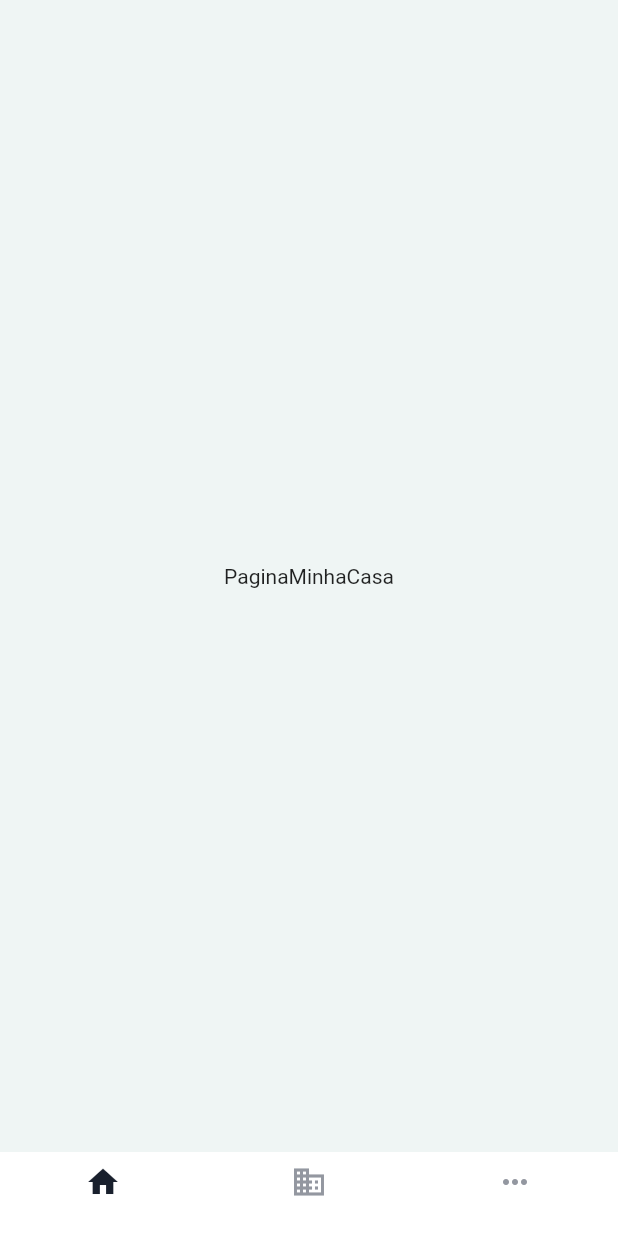
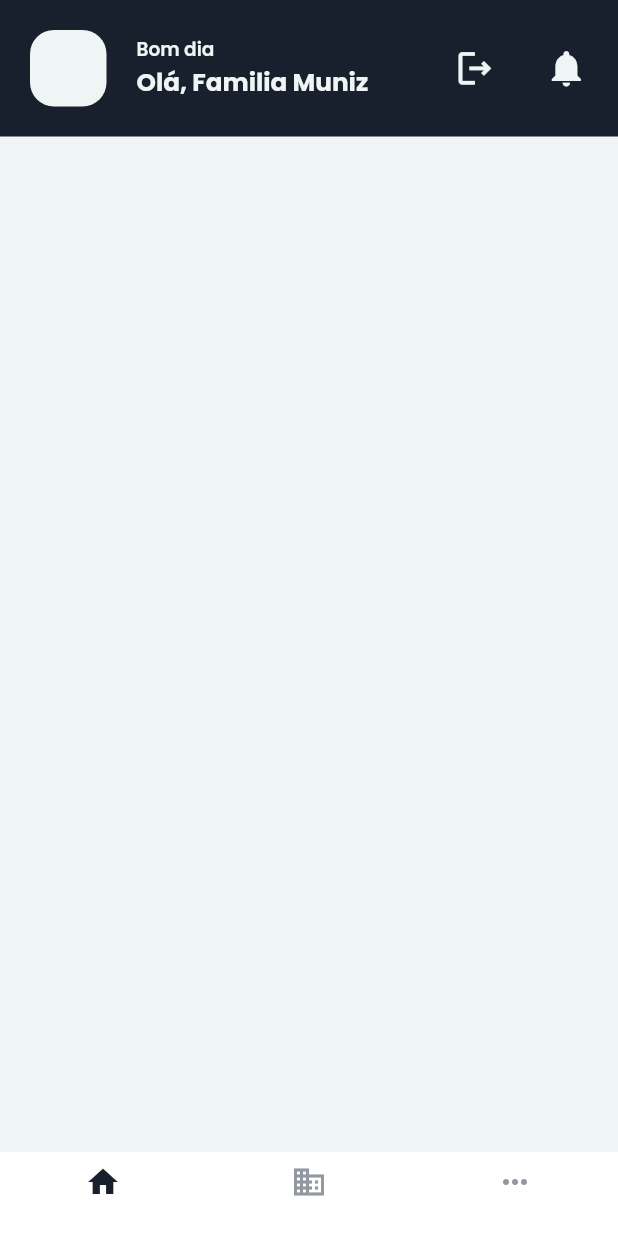
Before and after one commit to ricardocunhacoelho/soares_administradora_condominios, a Flutter app: the screen it shows after launch, on a phone screen of 412 x 824 dp. Run offline on Flutter 3.47's test engine with Material 2 defaults, Android fonts, the phone set to English and light mode, and no system bars; our stand-ins replace google_fonts.

Commit message:
:sparkles: add style in header off myhouse page
header style only, no features

```diff
--- a/lib/main.dart
+++ b/lib/main.dart
@@ -1,7 +1,7 @@
 import 'package:flutter/material.dart';
 import 'package:provider/provider.dart';
 
-import 'package:soares_administradora_condominios/pagina_principal/pagina.principal.dart';
+import 'package:soares_administradora_condominios/main_page/main.page.dart';
 
 void main() {
   runApp(const MyApp());
@@ -14,7 +14,7 @@ class MyApp extends StatelessWidget {
         return MaterialApp(
         debugShowCheckedModeBanner: false,
         routes: <String, WidgetBuilder>{
-          '/': (_) => const PaginaPrincipal(),
+          '/': (_) => const MainPage(),
         },
         title: 'Soares Administradora de Condomínios',
       );
--- a/lib/pagina_principal/bottomtabbar.pagina.principal.dart
+++ b/lib/main_page/bottomtabbar.main.page.dart
@@ -2,18 +2,18 @@ import 'package:flutter/material.dart';
 import '../../app.style.dart';
 import '../../size.config.dart';
 
-class BottomTabBarLista extends StatefulWidget {
+class BottomTabBarList extends StatefulWidget {
   final Function onChange;
   final int indexSelecionado;
 
-  const BottomTabBarLista(
+  const BottomTabBarList(
       {super.key, required this.onChange, required this.indexSelecionado});
 
   @override
-  State<BottomTabBarLista> createState() => _BottomTabBarListState();
+  State<BottomTabBarList> createState() => _BottomTabBarListState();
 }
 
-class _BottomTabBarListState extends State<BottomTabBarLista> {
+class _BottomTabBarListState extends State<BottomTabBarList> {
   @override
   Widget build(BuildContext context) {
     return BottomNavigationBar(
--- a/lib/pagina_principal/pagina.principal.dart
+++ b/lib/main_page/main.page.dart
@@ -1,20 +1,21 @@
 import 'package:flutter/material.dart';
+import 'package:soares_administradora_condominios/myhouse_page/pages/myhouse.page.dart';
 
 import '../app.style.dart';
 import '../size.config.dart';
-import 'post.frame.pagina.principal.dart';
+import 'post.frame.main.page.dart';
 
-import 'package:soares_administradora_condominios/pagina_principal/bottomtabbar.pagina.principal.dart';
+import 'package:soares_administradora_condominios/main_page/bottomtabbar.main.page.dart';
 
-class PaginaPrincipal extends StatefulWidget {
-  const PaginaPrincipal({super.key});
+class MainPage extends StatefulWidget {
+  const MainPage({super.key});
 
   @override
-  State<PaginaPrincipal> createState() => _PaginaPrincipalState();
+  State<MainPage> createState() => _MainPageState();
 }
 
-class _PaginaPrincipalState extends State<PaginaPrincipal>
-    with CompleteStateMixinPaginaPrincipal {
+class _MainPageState extends State<MainPage>
+    with CompleteStateMixinMainPage {
   @override
   void completeState() {}
 
@@ -27,10 +28,10 @@ class _PaginaPrincipalState extends State<PaginaPrincipal>
   }
 
   late final screens = [
-    // const PaginaMinhaCasa(),
+    const MyHouse(),
     // const PaginaCondominio(),
     // const PaginaMais(),
-    Center(child: Text('PaginaMinhaCasa')),
+    // Center(child: Text('PaginaMinhaCasa')),
     Center(child: Text('PaginaCondominio')),
     Center(child: Text('PaginaMais')),
   ];
@@ -42,7 +43,7 @@ class _PaginaPrincipalState extends State<PaginaPrincipal>
     return Scaffold(
         backgroundColor: kLightWhite,
         body: IndexedStack(index: _indexSelecionado, children: screens),
-        bottomNavigationBar: BottomTabBarLista(
+        bottomNavigationBar: BottomTabBarList(
           onChange: _click,
           indexSelecionado: _indexSelecionado,
         ));
--- a/lib/pagina_principal/post.frame.pagina.principal.dart
+++ b/lib/main_page/post.frame.main.page.dart
@@ -1,7 +1,7 @@
 import 'package:flutter/material.dart';
 import 'package:provider/provider.dart';
 
-mixin CompleteStateMixinPaginaPrincipal<T extends StatefulWidget> on State<T> {
+mixin CompleteStateMixinMainPage<T extends StatefulWidget> on State<T> {
   void completeState();
 
   @override
--- /dev/null
+++ b/lib/myhouse_page/components/header.myhouse.component.dart
@@ -0,0 +1,81 @@
+import 'package:flutter/material.dart';
+
+import '../../app.style.dart';
+import '../../size.config.dart';
+
+class HeaderMyHouse extends StatefulWidget {
+  const HeaderMyHouse({super.key});
+
+  @override
+  State<HeaderMyHouse> createState() => _HeaderMyHouseState();
+}
+
+class _HeaderMyHouseState extends State<HeaderMyHouse> {
+  @override
+  Widget build(BuildContext context) {
+    return Container(
+      color: kDarkBlue,
+      padding: const EdgeInsets.all(20),
+      child: Row(
+        mainAxisAlignment: MainAxisAlignment.spaceBetween,
+        children: [
+          Container(
+            width: 250,
+            child: Row(
+              children: [
+                Container(
+                    height: 51,
+                    width: 51,
+                    decoration: BoxDecoration(
+                      borderRadius: BorderRadius.circular(kBorderRadius),
+                      color: kLightWhite,
+                      // image: const DecorationImage(
+                      //     image: AssetImage('assets/imagem_perfil.png'),
+                      //     fit: BoxFit.contain),
+                    )),
+                SizedBox(width: 20),
+                Column(
+                  crossAxisAlignment: CrossAxisAlignment.start,
+                  children: [
+                    Text('Bom dia',
+                        style: kPoppinsSemiBold.copyWith(
+                            fontSize: SizeConfig.blockSizeHorizontal! * 3,
+                            color: kLightWhite)),
+                    Text('Olá, Familia Muniz',
+                        style: kPoppinsBold.copyWith(
+                            fontSize: SizeConfig.blockSizeHorizontal! * 4,
+                            color: kLightWhite)),
+                  ],
+                ),
+              ],
+            ),
+          ),
+          GestureDetector(
+              onTap: () {},
+              child: Icon(
+                Icons.logout_outlined,
+                color: kLightWhite,
+                size: SizeConfig.blockSizeHorizontal! * 7,
+              )
+              // ImageIcon(const AssetImage("assets/notif.png"),
+              //     size: SizeConfig.blockSizeHorizontal! * 8.5,
+              //     color: kLightWhite),
+
+              ),
+          GestureDetector(
+              onTap: () {},
+              child: Icon(
+                Icons.notifications,
+                color: kLightWhite,
+                size: SizeConfig.blockSizeHorizontal! * 7,
+              )
+              // ImageIcon(const AssetImage("assets/notif.png"),
+              //     size: SizeConfig.blockSizeHorizontal! * 8.5,
+              //     color: kLightWhite),
+
+              ),
+        ],
+      ),
+    );
+  }
+}
--- /dev/null
+++ b/lib/myhouse_page/pages/myhouse.page.dart
@@ -0,0 +1,26 @@
+import 'package:flutter/material.dart';
+
+import 'package:soares_administradora_condominios/myhouse_page/components/header.myhouse.component.dart';
+
+
+class MyHouse extends StatefulWidget {
+  const MyHouse({super.key});
+
+  @override
+  State<MyHouse> createState() => _MyHouseState();
+}
+
+class _MyHouseState extends State<MyHouse> {
+  @override
+  Widget build(BuildContext context) {
+    return SafeArea(
+      child: ListView(
+        padding: const EdgeInsets.only(bottom: 40),
+        children: const [
+          //HEADER MY HOUSE
+          HeaderMyHouse(),
+        ],
+      ),
+    );
+  }
+}
```
Also changed, not shown: lib/myhouse_page/myhouse.modules.dart (added).
